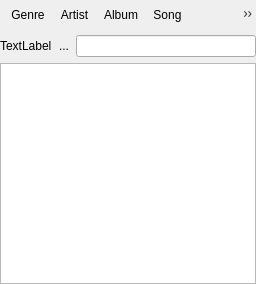
DrMoriarty/cuberok, file extensions/src_collection/collectionwidget.ui: the form before one commit.
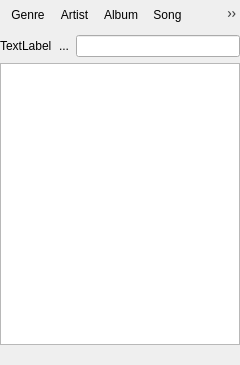
The form after the commit. Icons and pictures are not drawn. Custom widgets are drawn as their Qt base class.

The edit to the form file:
```diff
--- a/extensions/src_collection/collectionwidget.ui
+++ b/extensions/src_collection/collectionwidget.ui
@@ -6,8 +6,8 @@
    <rect>
     <x>0</x>
     <y>0</y>
-    <width>256</width>
-    <height>284</height>
+    <width>240</width>
+    <height>365</height>
    </rect>
   </property>
   <layout class="QVBoxLayout" name="verticalLayout_2">
@@ -124,6 +124,32 @@
      <addaction name="actionGetImageFromLastFM"/>
     </widget>
    </item>
+   <item>
+    <widget class="QWidget" name="widget" native="true">
+     <layout class="QHBoxLayout" name="horizontalLayout">
+      <property name="margin">
+       <number>0</number>
+      </property>
+      <item>
+       <widget class="QLabel" name="label1">
+        <property name="text">
+         <string/>
+        </property>
+       </widget>
+      </item>
+      <item>
+       <widget class="QLabel" name="label2">
+        <property name="text">
+         <string/>
+        </property>
+        <property name="alignment">
+         <set>Qt::AlignRight|Qt::AlignTrailing|Qt::AlignVCenter</set>
+        </property>
+       </widget>
+      </item>
+     </layout>
+    </widget>
+   </item>
   </layout>
   <action name="actionGenreMode">
    <property name="checkable">
```
